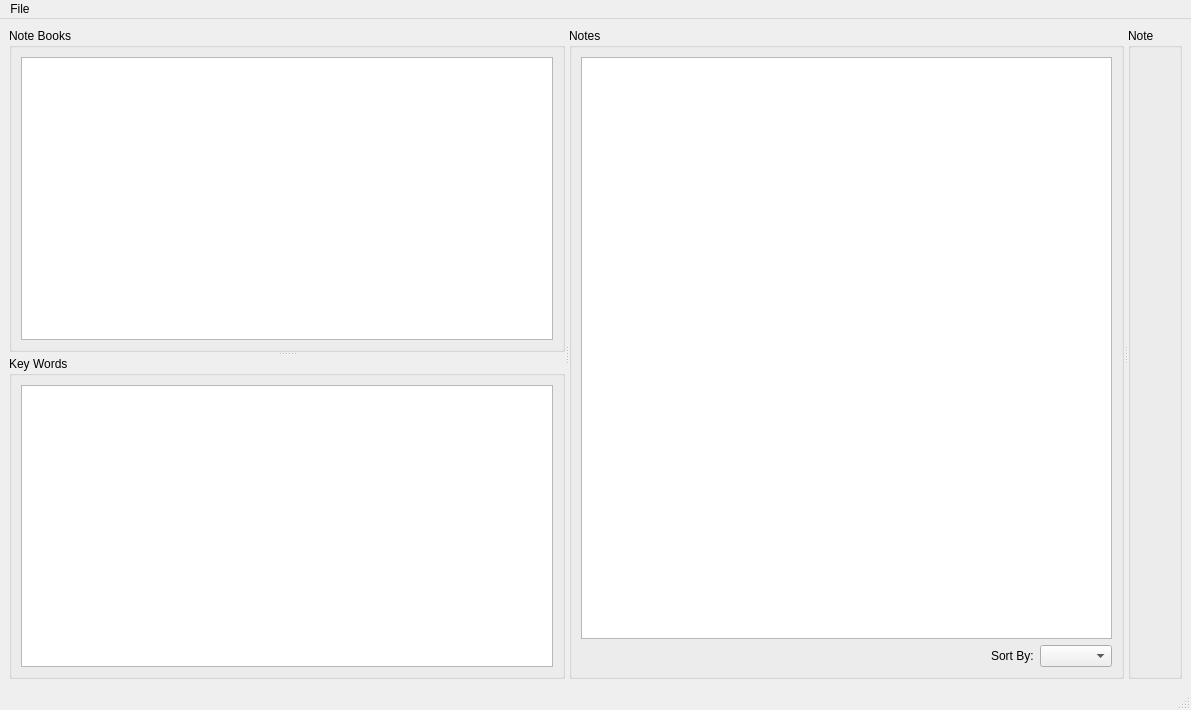
First picture: the form in jezen/jezen.ui, repository HazenBabcock/APyEC, before the edit.
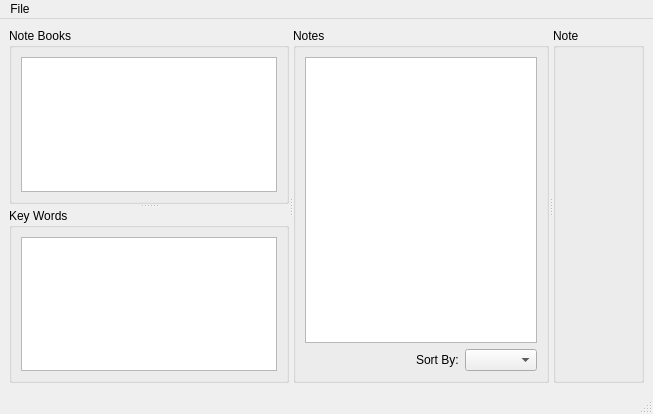
Second picture: the form after the edit. Custom widgets are drawn as their Qt base class.

```diff
--- a/jezen/jezen.ui
+++ b/jezen/jezen.ui
@@ -6,8 +6,8 @@
    <rect>
     <x>0</x>
     <y>0</y>
-    <width>1191</width>
-    <height>710</height>
+    <width>653</width>
+    <height>414</height>
    </rect>
   </property>
   <property name="windowTitle">
@@ -23,6 +23,15 @@
         <verstretch>0</verstretch>
        </sizepolicy>
       </property>
+      <property name="frameShape">
+       <enum>QFrame::NoFrame</enum>
+      </property>
+      <property name="frameShadow">
+       <enum>QFrame::Plain</enum>
+      </property>
+      <property name="midLineWidth">
+       <number>0</number>
+      </property>
       <property name="orientation">
        <enum>Qt::Horizontal</enum>
       </property>
@@ -37,6 +46,12 @@
         <enum>Qt::Vertical</enum>
        </property>
        <widget class="QGroupBox" name="notebookGroupBox">
+        <property name="sizePolicy">
+         <sizepolicy hsizetype="Preferred" vsizetype="Preferred">
+          <horstretch>0</horstretch>
+          <verstretch>0</verstretch>
+         </sizepolicy>
+        </property>
         <property name="title">
          <string>Note Books</string>
         </property>
@@ -44,7 +59,7 @@
          <item>
           <widget class="NotebookMVC" name="notebookMVC">
            <property name="sizePolicy">
-            <sizepolicy hsizetype="Minimum" vsizetype="Expanding">
+            <sizepolicy hsizetype="Preferred" vsizetype="Expanding">
              <horstretch>0</horstretch>
              <verstretch>0</verstretch>
             </sizepolicy>
@@ -54,6 +69,12 @@
         </layout>
        </widget>
        <widget class="QGroupBox" name="keywordGroupBox">
+        <property name="sizePolicy">
+         <sizepolicy hsizetype="Preferred" vsizetype="Preferred">
+          <horstretch>0</horstretch>
+          <verstretch>0</verstretch>
+         </sizepolicy>
+        </property>
         <property name="title">
          <string>Key Words</string>
         </property>
@@ -61,7 +82,7 @@
          <item>
           <widget class="QListView" name="keywordsListView">
            <property name="sizePolicy">
-            <sizepolicy hsizetype="Minimum" vsizetype="Expanding">
+            <sizepolicy hsizetype="Preferred" vsizetype="Expanding">
              <horstretch>0</horstretch>
              <verstretch>0</verstretch>
             </sizepolicy>
@@ -72,6 +93,12 @@
        </widget>
       </widget>
       <widget class="QGroupBox" name="notesGroupBox">
+       <property name="sizePolicy">
+        <sizepolicy hsizetype="Preferred" vsizetype="Preferred">
+         <horstretch>0</horstretch>
+         <verstretch>0</verstretch>
+        </sizepolicy>
+       </property>
        <property name="title">
         <string>Notes</string>
        </property>
@@ -79,7 +106,7 @@
         <item>
          <widget class="NoteMVC" name="noteMVC">
           <property name="sizePolicy">
-           <sizepolicy hsizetype="Minimum" vsizetype="Expanding">
+           <sizepolicy hsizetype="Preferred" vsizetype="Expanding">
             <horstretch>0</horstretch>
             <verstretch>0</verstretch>
            </sizepolicy>
@@ -125,18 +152,6 @@
        <property name="title">
         <string>Note</string>
        </property>
-       <layout class="QVBoxLayout" name="verticalLayout_4">
-        <item>
-         <widget class="QWidget" name="viewerWidget" native="true">
-          <property name="sizePolicy">
-           <sizepolicy hsizetype="MinimumExpanding" vsizetype="MinimumExpanding">
-            <horstretch>0</horstretch>
-            <verstretch>0</verstretch>
-           </sizepolicy>
-          </property>
-         </widget>
-        </item>
-       </layout>
       </widget>
      </widget>
     </item>
@@ -147,7 +162,7 @@
     <rect>
      <x>0</x>
      <y>0</y>
-     <width>1191</width>
+     <width>653</width>
      <height>26</height>
     </rect>
    </property>
```
